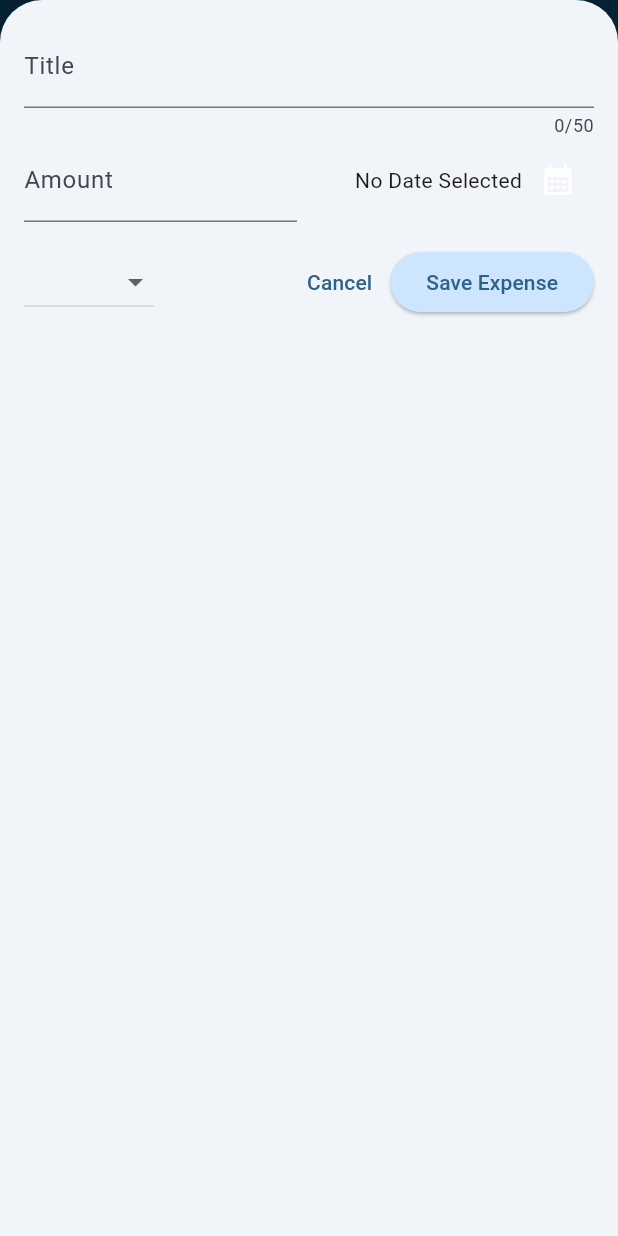
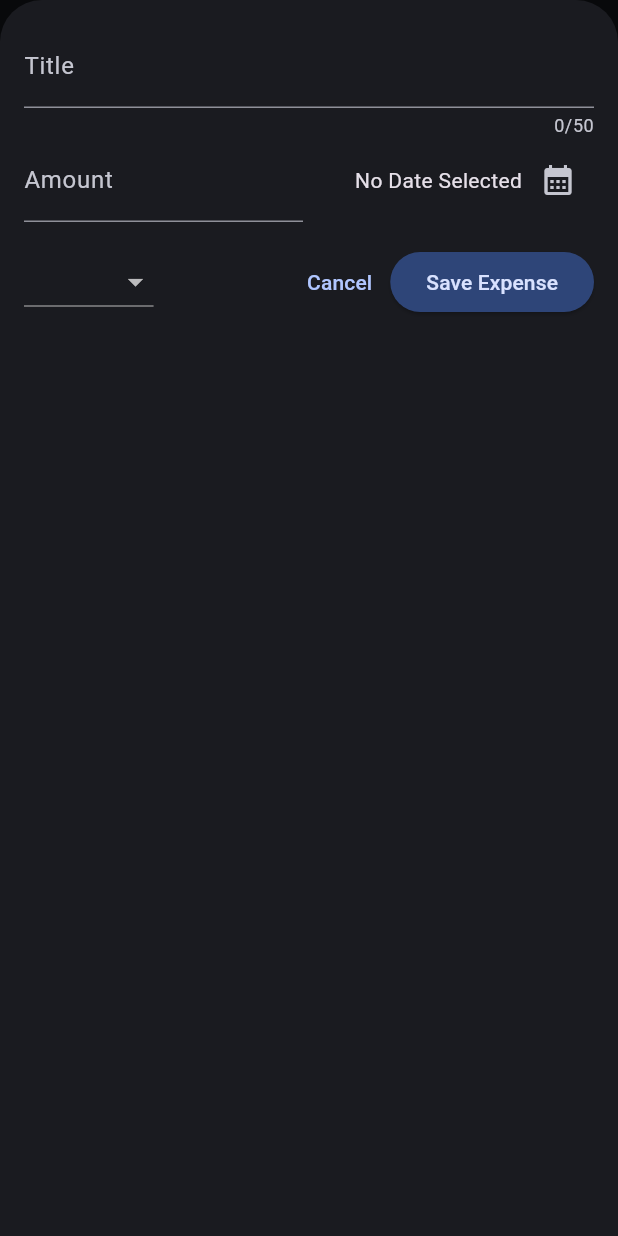
Before and after one commit to MahmoudAbuelazm/expenses_tracker, a Flutter app: the screen it shows after launch, after a tap on the "add" icon, on a phone screen of 412 x 824 dp. Run offline on Flutter 3.47's test engine with Material 3 defaults, Android fonts, the phone set to English and light mode, and no system bars.

Commit message:
Refactor expenses.dart and widgets to improve code readability and maintainability

```diff
--- a/lib/expenses.dart
+++ b/lib/expenses.dart
@@ -72,8 +72,14 @@ class _ExpensesState extends State<Expenses> {
   @override
   Widget build(BuildContext context) {
     double width = MediaQuery.of(context).size.width;
-    Widget mainWidget = const Center(
-      child: Text('No expenses found. Start adding some!'),
+    double height = MediaQuery.of(context).size.height;
+    Widget mainWidget = Column(
+      children: [
+        SizedBox(
+          height: height * 0.3,
+        ),
+        const Text('No expenses found. Start adding some!'),
+      ],
     );
 
     if (expenses.isNotEmpty) {
@@ -94,15 +100,12 @@ class _ExpensesState extends State<Expenses> {
       body: width > 600
           ? Row(
               children: [
-                Expanded(child: Chart(expenses: expenses)),
-                Expanded(child: mainWidget),
+                Expanded(flex: 1, child: Chart(expenses: expenses)),
+                mainWidget,
               ],
             )
           : Column(
-              children: [
-                Chart(expenses: expenses),
-                Expanded(child: mainWidget)
-              ],
+              children: [Chart(expenses: expenses), mainWidget],
             ),
     );
   }
--- a/lib/main.dart
+++ b/lib/main.dart
@@ -2,14 +2,10 @@ import 'package:flutter/material.dart';
 
 import 'expenses.dart';
 
-var kColorScheme = ColorScheme.fromSeed(seedColor: Colors.blue.shade300);
+var kColorScheme = ColorScheme.fromSeed(seedColor: Colors.blue.shade600);
 var kDarkColorScheme = ColorScheme.fromSeed(
     seedColor: Colors.blue.shade900, brightness: Brightness.dark);
 void main() {
-  // WidgetsFlutterBinding.ensureInitialized();
-  // SystemChrome.setPreferredOrientations(
-  //   [DeviceOrientation.portraitUp],
-  // ).then((fn) {
   runApp(const MyApp());
 }
 
@@ -19,7 +15,7 @@ class MyApp extends StatelessWidget {
   @override
   Widget build(BuildContext context) {
     return MaterialApp(
-      darkTheme: ThemeData().copyWith(
+      darkTheme: ThemeData.dark().copyWith(
         colorScheme: kDarkColorScheme,
         cardTheme: const CardTheme().copyWith(
             color: kDarkColorScheme.secondaryContainer,
@@ -31,11 +27,10 @@ class MyApp extends StatelessWidget {
         ),
       ),
       debugShowCheckedModeBanner: false,
-      theme: ThemeData.dark().copyWith(
+      theme: ThemeData.light().copyWith(
         colorScheme: kColorScheme,
         appBarTheme: const AppBarTheme().copyWith(
-          backgroundColor: kColorScheme.onPrimaryContainer,
-          foregroundColor: kColorScheme.primaryContainer,
+          backgroundColor: kColorScheme.secondaryContainer,
         ),
         cardTheme: const CardTheme().copyWith(
             color: kColorScheme.secondaryContainer,
@@ -51,7 +46,7 @@ class MyApp extends StatelessWidget {
                   fontSize: 16),
             ),
       ),
-      themeMode: ThemeMode.system,
+      themeMode: ThemeMode.dark,
       home: const Expenses(),
     );
   }
--- a/lib/widgets/new_expense.dart
+++ b/lib/widgets/new_expense.dart
@@ -1,5 +1,6 @@
 import 'package:expense_tracker/models/expense.dart';
 import 'package:flutter/material.dart';
+import 'package:flutter/services.dart';
 
 class NewExpense extends StatefulWidget {
   const NewExpense({super.key, required this.addExpense});
@@ -37,8 +38,7 @@ class _NewExpenseState extends State<NewExpense> {
   }
 
   void _submitExpenseData() {
-    final enteredAmount = double.parse(amountController.text);
-    final amountIsInValid = enteredAmount <= 0;
+    final amountIsInValid = amountController.text.isEmpty;
     if (titleController.text.trim().isEmpty ||
         amountIsInValid ||
         selectedDate == null ||
@@ -59,6 +59,8 @@ class _NewExpenseState extends State<NewExpense> {
               ));
       return;
     }
+
+    final enteredAmount = double.parse(amountController.text);
     widget.addExpense(ExpenseModel(
         title: titleController.text,
         amount: enteredAmount,
@@ -88,7 +90,6 @@ class _NewExpenseState extends State<NewExpense> {
                           controller: titleController,
                           maxLength: 50,
                           decoration: const InputDecoration(
-                            prefixText: '\$',
                             label: Text('Title'),
                           ),
                         ),
@@ -96,8 +97,12 @@ class _NewExpenseState extends State<NewExpense> {
                       const SizedBox(width: 16),
                       Expanded(
                         child: TextField(
+                          inputFormatters: [
+                            FilteringTextInputFormatter.digitsOnly
+                          ],
                           controller: amountController,
                           decoration: const InputDecoration(
+                            prefixText: '\$',
                             label: Text('Amount'),
                           ),
                           keyboardType: TextInputType.number,
@@ -110,7 +115,6 @@ class _NewExpenseState extends State<NewExpense> {
                     controller: titleController,
                     maxLength: 50,
                     decoration: const InputDecoration(
-                      prefixText: '\$',
                       label: Text('Title'),
                     ),
                   ),
@@ -155,14 +159,18 @@ class _NewExpenseState extends State<NewExpense> {
                     children: [
                       Expanded(
                         child: TextField(
+                          inputFormatters: [
+                            FilteringTextInputFormatter.digitsOnly
+                          ],
                           controller: amountController,
                           decoration: const InputDecoration(
+                            prefixText: '\$',
                             label: Text('Amount'),
                           ),
                           keyboardType: TextInputType.number,
                         ),
                       ),
-                      const SizedBox(width: 16),
+                      const SizedBox(width: 8),
                       Expanded(
                         child: Row(
                           mainAxisAlignment: MainAxisAlignment.end,
@@ -200,6 +208,11 @@ class _NewExpenseState extends State<NewExpense> {
                   Row(
                     children: [
                       DropdownButton(
+                          elevation: 20,
+                          focusColor:
+                              Theme.of(context).colorScheme.primaryContainer,
+                          dropdownColor:
+                              Theme.of(context).colorScheme.primaryContainer,
                           value: selectedCategory,
                           items: Category.values
                               .map(
```
